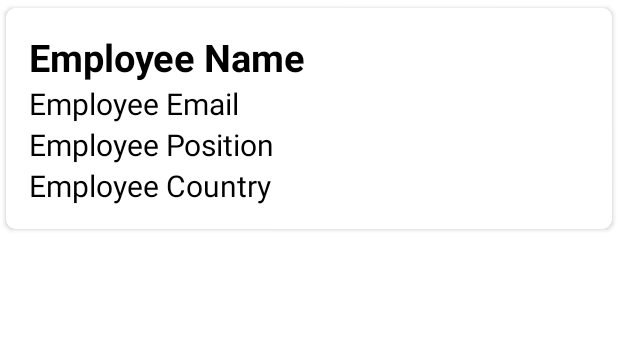
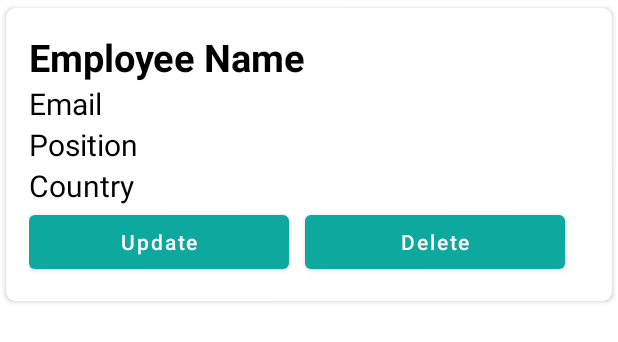
Before and after one commit to danielkim2711/mobile-assignment-two, an Android app: the layout main_item.xml on its own in the app's theme, with its tools: preview values and no code run, on a phone screen of 412 x 824 dp. Shown: the top 342 px of the screen. Run offline under Robolectric (Android 15) with nearby library versions, the phone set to English and light mode, and no system bars.

Commit message:
Define update pannel

```diff
--- a/app/build.gradle
+++ b/app/build.gradle
@@ -35,7 +35,9 @@ dependencies {
     implementation 'androidx.constraintlayout:constraintlayout:2.1.1'
     implementation 'com.google.firebase:firebase-database:20.0.2'
 
+    // Firebase and DialogPlus
     implementation 'com.firebaseui:firebase-ui-database:8.0.0'
+    implementation 'com.orhanobut:dialogplus:1.11@aar'
 
     testImplementation 'junit:junit:4.+'
     androidTestImplementation 'androidx.test.ext:junit:1.1.3'
--- a/app/src/main/res/layout/main_item.xml
+++ b/app/src/main/res/layout/main_item.xml
@@ -25,7 +25,7 @@
             android:layout_width="match_parent"
             android:layout_height="wrap_content"
             android:id="@+id/tvEmail"
-            android:text="Employee Email"
+            android:text="Email"
             android:layout_below="@+id/tvName"
             android:textSize="20sp"
             android:textColor="@color/black" />
@@ -34,7 +34,7 @@
             android:layout_width="match_parent"
             android:layout_height="wrap_content"
             android:id="@+id/tvPosition"
-            android:text="Employee Position"
+            android:text="Position"
             android:layout_below="@+id/tvEmail"
             android:textSize="20sp"
             android:textColor="@color/black" />
@@ -43,11 +43,35 @@
             android:layout_width="match_parent"
             android:layout_height="wrap_content"
             android:id="@+id/tvCountry"
-            android:text="Employee Country"
+            android:text="Country"
             android:layout_below="@+id/tvPosition"
             android:textSize="20sp"
             android:textColor="@color/black" />
 
+        <LinearLayout
+            android:layout_below="@+id/tvCountry"
+            android:layout_width="match_parent"
+            android:layout_height="wrap_content"
+            android:orientation="horizontal">
+
+            <Button
+                android:id="@+id/btnUpdate"
+                android:layout_width="173dp"
+                android:layout_height="wrap_content"
+                android:layout_marginRight="5dp"
+                android:text="Update"
+                android:textAllCaps="false" />
+
+            <Button
+                android:id="@+id/btnDelete"
+                android:layout_width="173dp"
+                android:layout_height="wrap_content"
+                android:layout_marginLeft="5dp"
+                android:text="Delete"
+                android:textAllCaps="false" />
+
+        </LinearLayout>
+
     </RelativeLayout>
 
 </androidx.cardview.widget.CardView>
--- a/app/src/main/res/values/colors.xml
+++ b/app/src/main/res/values/colors.xml
@@ -1,8 +1,8 @@
 <?xml version="1.0" encoding="utf-8"?>
 <resources>
     <color name="purple_200">#FFBB86FC</color>
-    <color name="purple_500">#FF6200EE</color>
-    <color name="purple_700">#FF3700B3</color>
+    <color name="purple_500">#0DA89E</color>
+    <color name="purple_700">#00688B</color>
     <color name="teal_200">#FF03DAC5</color>
     <color name="teal_700">#FF018786</color>
     <color name="black">#FF000000</color>
```
Also changed, not shown: app/src/main/java/cs/daniel/mobileassignmenttwo/MainAdapter.java (+25 -0 lines), app/src/main/res/drawable/rounded.xml (added, +10 -0 lines), app/src/main/res/layout/update_popup.xml (added, +101 -0 lines).
